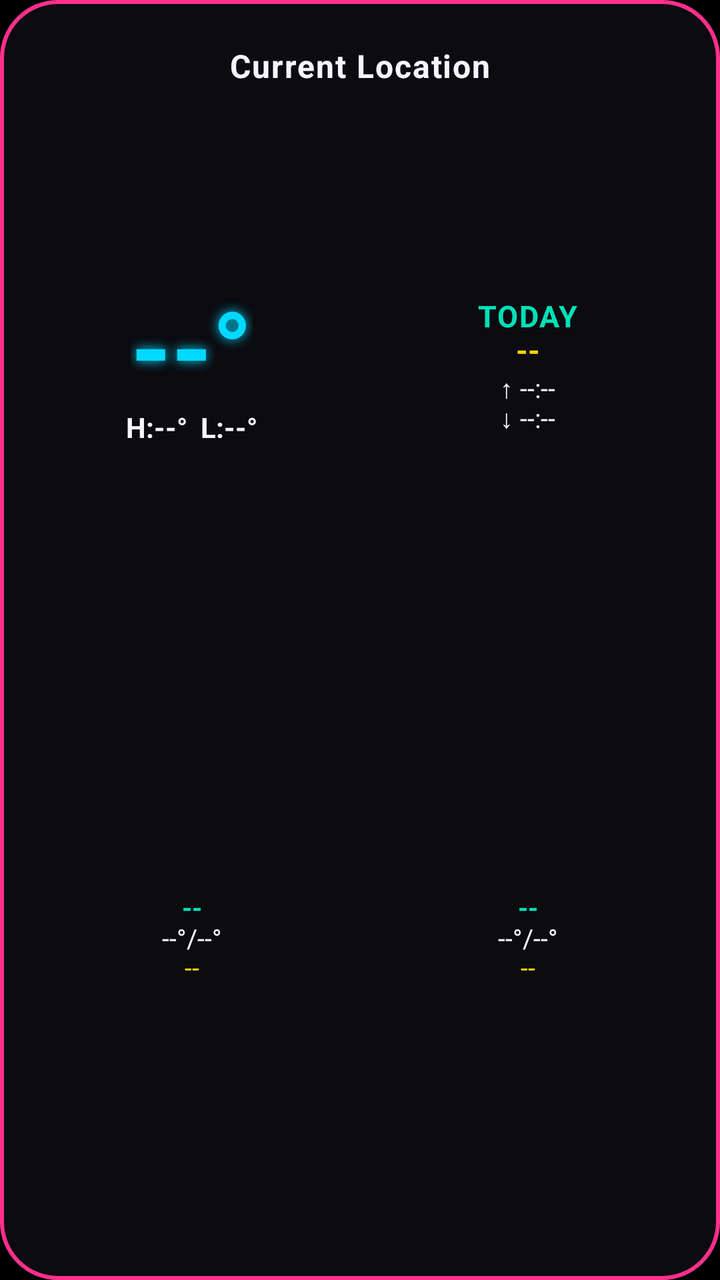
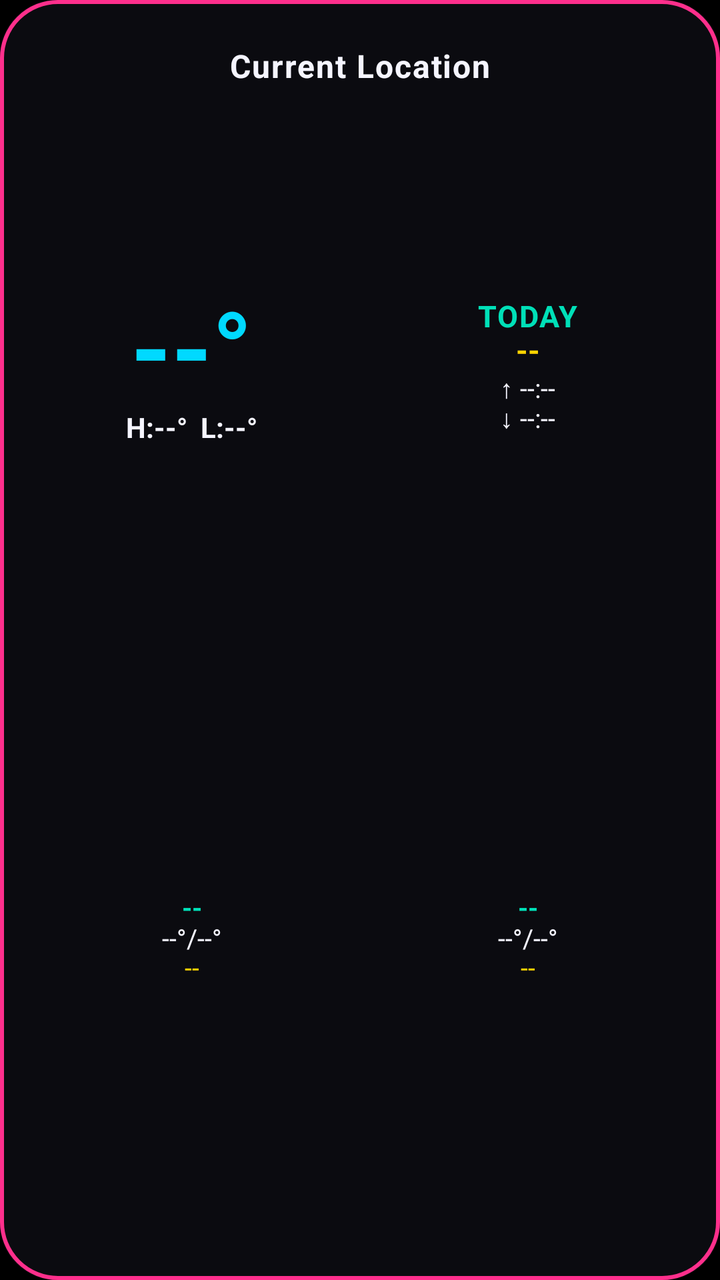

Screens rendered from an Android XML layout before and after an edit, with the pre-edit source and the edit as a unified diff.
<!-- AndroidManifest.xml: application theme Theme.WeatherWidget -->
<!-- res/layout/widget_weather.xml -->
<?xml version="1.0" encoding="utf-8"?>
<LinearLayout xmlns:android="http://schemas.android.com/apk/res/android"
    android:id="@+id/weatherWidgetRoot"
    android:layout_width="match_parent"
    android:layout_height="match_parent"
    android:orientation="vertical"
    android:background="@drawable/widget_background"
    android:paddingTop="24dp"
    android:paddingBottom="16dp"
    android:paddingStart="16dp"
    android:paddingEnd="16dp">

    
    <TextView
        android:id="@+id/cityText"
        android:layout_width="match_parent"
        android:layout_height="wrap_content"
        android:gravity="center"
        android:includeFontPadding="false"
        android:textColor="@color/retro_white"
        android:textStyle="bold"
        android:letterSpacing="0.04"
        android:maxLines="1"
        android:ellipsize="end"
        android:textSize="16sp"
        android:text="@string/current_location" />

    
    <LinearLayout
        android:id="@+id/topRow"
        android:layout_width="match_parent"
        android:layout_height="0dp"
        android:layout_weight="1"
        android:orientation="horizontal"
        android:baselineAligned="false"
        android:layout_marginTop="2dp">

        
        <LinearLayout
            android:layout_width="0dp"
            android:layout_weight="1"
            android:layout_height="match_parent"
            android:layout_marginEnd="4dp"
            android:orientation="vertical"
            android:gravity="center">

            <TextView
                android:id="@+id/tempText"
                android:layout_width="wrap_content"
                android:layout_height="wrap_content"
                android:includeFontPadding="false"
                android:textColor="@color/retro_cyan"
                android:textSize="52sp"
                android:textStyle="bold"
                android:shadowColor="@color/retro_cyan"
                android:shadowDx="0"
                android:shadowDy="0"
                android:shadowRadius="14"
                android:text="--°" />

            <TextView
                android:id="@+id/todayHighLowText"
                android:layout_width="wrap_content"
                android:layout_height="wrap_content"
                android:includeFontPadding="false"
                android:textColor="@color/retro_white"
                android:textSize="14sp"
                android:textStyle="bold"
                android:maxLines="1"
                android:ellipsize="end"
                android:text="H:--°  L:--°" />

        </LinearLayout>

        
        <LinearLayout
            android:layout_width="0dp"
            android:layout_weight="1"
            android:layout_height="match_parent"
            android:layout_marginStart="4dp"
            android:orientation="vertical"
            android:gravity="center">

            <TextView
                android:id="@+id/todayLabelText"
                android:layout_width="wrap_content"
                android:layout_height="wrap_content"
                android:includeFontPadding="false"
                android:textColor="@color/retro_teal"
                android:textSize="15sp"
                android:textStyle="bold"
                android:letterSpacing="0.04"
                android:maxLines="1"
                android:ellipsize="end"
                android:text="@string/widget_today_label" />

            
            <TextView
                android:id="@+id/conditionText"
                android:layout_width="wrap_content"
                android:layout_height="wrap_content"
                android:layout_marginTop="-3dp"
                android:textColor="@color/retro_yellow"
                android:textSize="15sp"
                android:textStyle="bold"
                android:maxLines="1"
                android:ellipsize="end"
                android:text="--" />

            
            <LinearLayout
                android:id="@+id/sunRow"
                android:layout_width="wrap_content"
                android:layout_height="wrap_content"
                android:orientation="vertical"
                android:gravity="center">

                <TextView
                    android:id="@+id/sunriseText"
                    android:layout_width="wrap_content"
                    android:layout_height="wrap_content"
                    android:includeFontPadding="false"
                    android:textColor="@color/retro_white"
                    android:textSize="13sp"
                    android:maxLines="1"
                    android:ellipsize="end"
                    android:text="↑ --:--" />

                <TextView
                    android:id="@+id/sunsetText"
                    android:layout_width="wrap_content"
                    android:layout_height="wrap_content"
                    android:layout_marginTop="-3dp"
                    android:includeFontPadding="false"
                    android:textColor="@color/retro_white"
                    android:textSize="13sp"
                    android:maxLines="1"
                    android:ellipsize="end"
                    android:text="↓ --:--" />

            </LinearLayout>

        </LinearLayout>

    </LinearLayout>

    
    <LinearLayout
        android:id="@+id/forecastRow"
        android:layout_width="match_parent"
        android:layout_height="0dp"
        android:layout_weight="1"
        android:layout_marginTop="8dp"
        android:orientation="horizontal">

        <LinearLayout
            android:layout_width="0dp"
            android:layout_weight="1"
            android:layout_height="match_parent"
            android:layout_marginEnd="4dp"
            android:orientation="vertical"
            android:gravity="center">

            <TextView
                android:id="@+id/forecast1Day"
                android:layout_width="wrap_content"
                android:layout_height="wrap_content"
                android:includeFontPadding="false"
                android:textColor="@color/retro_teal"
                android:textStyle="bold"
                android:textSize="13sp"
                android:text="--" />

            <TextView
                android:id="@+id/forecast1HighLow"
                android:layout_width="wrap_content"
                android:layout_height="wrap_content"
                android:includeFontPadding="false"
                android:textColor="@color/retro_white"
                android:textSize="13sp"
                android:text="--°/--°" />

            
            <TextView
                android:id="@+id/forecast1Condition"
                android:layout_width="wrap_content"
                android:layout_height="wrap_content"
                android:layout_marginTop="-3dp"
                android:textColor="@color/retro_yellow"
                android:textSize="13sp"
                android:text="--" />

        </LinearLayout>

        <LinearLayout
            android:layout_width="0dp"
            android:layout_weight="1"
            android:layout_height="match_parent"
            android:layout_marginStart="4dp"
            android:orientation="vertical"
            android:gravity="center">

            <TextView
                android:id="@+id/forecast2Day"
                android:layout_width="wrap_content"
                android:layout_height="wrap_content"
                android:includeFontPadding="false"
                android:textColor="@color/retro_teal"
                android:textStyle="bold"
                android:textSize="13sp"
                android:text="--" />

            <TextView
                android:id="@+id/forecast2HighLow"
                android:layout_width="wrap_content"
                android:layout_height="wrap_content"
                android:includeFontPadding="false"
                android:textColor="@color/retro_white"
                android:textSize="13sp"
                android:text="--°/--°" />

            
            <TextView
                android:id="@+id/forecast2Condition"
                android:layout_width="wrap_content"
                android:layout_height="wrap_content"
                android:layout_marginTop="-3dp"
                android:textColor="@color/retro_yellow"
                android:textSize="13sp"
                android:text="--" />

        </LinearLayout>

    </LinearLayout>

    
    <TextView
        android:id="@+id/updatedText"
        android:layout_width="match_parent"
        android:layout_height="wrap_content"
        android:layout_marginTop="4dp"
        android:includeFontPadding="false"
        android:gravity="center"
        android:textColor="@color/retro_white_dim"
        android:textSize="10sp"
        android:maxLines="1"
        android:ellipsize="end"
        android:text="" />

</LinearLayout>
<!-- resources referenced by this layout -->
<resources>
  <color name="retro_cyan">#00D9FF</color>
  <color name="retro_teal">#00E0B8</color>
  <color name="retro_white">#F5F5FF</color>
  <color name="retro_white_dim">#8C8C99</color>
  <color name="retro_yellow">#FFD400</color>
  <!-- drawable widget_background (drawable) -->
  <?xml version="1.0" encoding="utf-8"?>
  <layer-list xmlns:android="http://schemas.android.com/apk/res/android">
      <item>
          <shape android:shape="rectangle">
              <solid android:color="@color/widget_bg" />
              <corners android:radius="@dimen/widget_corner_radius" />
          </shape>
      </item>
      <item>
          <shape android:shape="rectangle">
              <stroke
                  android:width="2dp"
                  android:color="@color/widget_border" />
              <corners android:radius="@dimen/widget_corner_radius" />
          </shape>
      </item>
  </layer-list>
  <string name="current_location">Current Location</string>
  <string name="widget_today_label">TODAY</string>
  <style name="Theme.WeatherWidget" parent="Theme.MaterialComponents.NoActionBar">
          <item name="colorPrimary">@color/retro_teal</item>
          <item name="colorPrimaryDark">@color/black</item>
          <item name="colorAccent">@color/retro_cyan</item>
          <item name="android:windowBackground">@color/black</item>
          <item name="android:textColorPrimary">@color/retro_white</item>
          <item name="android:textColorSecondary">@color/retro_white</item>
      </style>
  <color name="widget_bg">#0B0B10</color>
  <dimen name="widget_corner_radius">20dp</dimen>
  <color name="widget_border">#FF2F8C</color>
  <color name="black">#000000</color>
</resources>

<!-- the commit's change to res/layout/widget_weather.xml (unified diff, before → after) -->
@@ -52,10 +52,6 @@
                 android:textColor="@color/retro_cyan"
                 android:textSize="52sp"
                 android:textStyle="bold"
-                android:shadowColor="@color/retro_cyan"
-                android:shadowDx="0"
-                android:shadowDy="0"
-                android:shadowRadius="14"
                 android:text="--°" />
 
             <TextView
